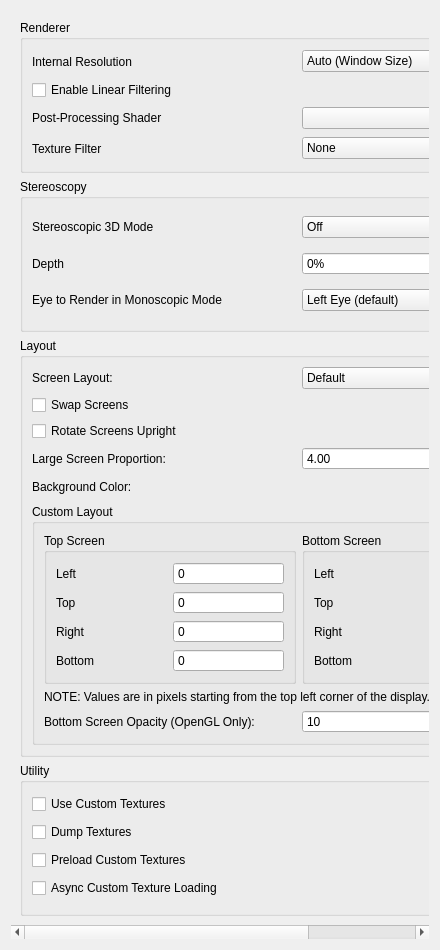
This is src/citra_qt/configuration/configure_enhancements.ui in rtiangha/bravely-offline-citra as Qt 5 draws it before an edit. The edited form follows.
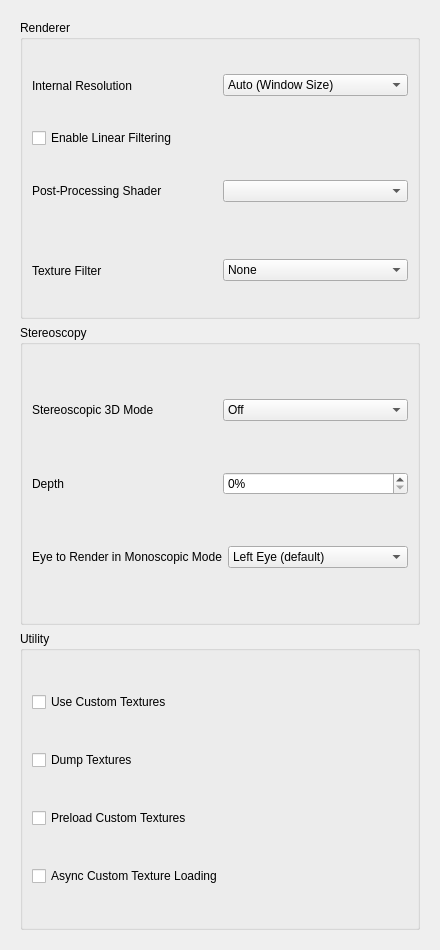
This is the edited form.

Commit message: citra_qt: Move Layout section to its own tab called Layout

The edit to the form file:
```diff
--- a/src/citra_qt/configuration/configure_enhancements.ui
+++ b/src/citra_qt/configuration/configure_enhancements.ui
@@ -335,375 +335,6 @@
          </layout>
         </widget>
        </item>
-       <item>
-        <widget class="QGroupBox" name="layout_group">
-         <property name="title">
-          <string>Layout</string>
-         </property>
-         <layout class="QVBoxLayout" name="verticalLayout_3">
-          <item>
-           <widget class="QWidget" name="widget_layout" native="true">
-            <layout class="QHBoxLayout" name="screen_layout_group">
-             <property name="leftMargin">
-              <number>0</number>
-             </property>
-             <property name="topMargin">
-              <number>0</number>
-             </property>
-             <property name="rightMargin">
-              <number>0</number>
-             </property>
-             <property name="bottomMargin">
-              <number>0</number>
-             </property>
-             <item>
-              <widget class="QLabel" name="layout_label">
-               <property name="text">
-                <string>Screen Layout:</string>
-               </property>
-              </widget>
-             </item>
-             <item>
-              <widget class="QComboBox" name="layout_combobox">
-               <item>
-                <property name="text">
-                 <string>Default</string>
-                </property>
-               </item>
-               <item>
-                <property name="text">
-                 <string>Single Screen</string>
-                </property>
-               </item>
-               <item>
-                <property name="text">
-                 <string>Large Screen</string>
-                </property>
-               </item>
-               <item>
-                <property name="text">
-                 <string>Side by Side</string>
-                </property>
-               </item>
-               <item>
-                <property name="text">
-                 <string>Separate Windows</string>
-                </property>
-               </item>
-               <item>
-                <property name="text">
-                 <string>Custom Layout</string>
-                </property>
-               </item>
-              </widget>
-             </item>
-            </layout>
-           </widget>
-          </item>
-          <item>
-           <widget class="QCheckBox" name="toggle_swap_screen">
-            <property name="text">
-             <string>Swap Screens</string>
-            </property>
-           </widget>
-          </item>
-          <item>
-           <widget class="QCheckBox" name="toggle_upright_screen">
-            <property name="text">
-             <string>Rotate Screens Upright</string>
-            </property>
-           </widget>
-          </item>
-          <item>
-           <widget class="QWidget" name="widget" native="true">
-            <layout class="QHBoxLayout" name="proportion_layout">
-             <property name="leftMargin">
-              <number>0</number>
-             </property>
-             <property name="topMargin">
-              <number>0</number>
-             </property>
-             <property name="rightMargin">
-              <number>0</number>
-             </property>
-             <property name="bottomMargin">
-              <number>0</number>
-             </property>
-             <item>
-              <widget class="QLabel" name="label_3">
-               <property name="text">
-                <string>Large Screen Proportion:</string>
-               </property>
-              </widget>
-             </item>
-             <item>
-              <widget class="QDoubleSpinBox" name="large_screen_proportion">
-               <property name="minimum">
-                <double>1.000000000000000</double>
-               </property>
-               <property name="maximum">
-                <double>16.000000000000000</double>
-               </property>
-               <property name="value">
-                <double>4.000000000000000</double>
-               </property>
-              </widget>
-             </item>
-            </layout>
-           </widget>
-          </item>
-          <item>
-           <widget class="QWidget" name="bg_color_group" native="true">
-            <layout class="QHBoxLayout" name="bg_color_group_2">
-             <property name="leftMargin">
-              <number>0</number>
-             </property>
-             <property name="topMargin">
-              <number>0</number>
-             </property>
-             <property name="rightMargin">
-              <number>0</number>
-             </property>
-             <property name="bottomMargin">
-              <number>0</number>
-             </property>
-             <item>
-              <widget class="QLabel" name="bg_label">
-               <property name="text">
-                <string>Background Color:</string>
-               </property>
-              </widget>
-             </item>
-             <item>
-              <widget class="QPushButton" name="bg_button">
-               <property name="maximumSize">
-                <size>
-                 <width>40</width>
-                 <height>16777215</height>
-                </size>
-               </property>
-              </widget>
-             </item>
-            </layout>
-           </widget>
-          </item>
-          <item>
-           <widget class="QGroupBox" name="custom_layout_group">
-            <property name="minimumSize">
-             <size>
-              <width>0</width>
-              <height>0</height>
-             </size>
-            </property>
-            <property name="title">
-             <string>Custom Layout</string>
-            </property>
-            <layout class="QVBoxLayout" name="verticalLayout_5">
-             <item>
-              <layout class="QHBoxLayout" name="horizontalLayout_7">
-               <item>
-                <widget class="QGroupBox" name="gb_top_screen">
-                 <property name="title">
-                  <string>Top Screen</string>
-                 </property>
-                 <layout class="QGridLayout" name="gridLayout_2">
-                  <item row="0" column="0">
-                   <widget class="QLabel" name="lb_top_left">
-                    <property name="text">
-                     <string>Left</string>
-                    </property>
-                   </widget>
-                  </item>
-                  <item row="0" column="1">
-                   <widget class="QSpinBox" name="custom_top_left">
-                    <property name="buttonSymbols">
-                     <enum>QAbstractSpinBox::NoButtons</enum>
-                    </property>
-                    <property name="maximum">
-                     <number>2147483647</number>
-                    </property>
-                   </widget>
-                  </item>
-                  <item row="1" column="0">
-                   <widget class="QLabel" name="lb_top_top">
-                    <property name="text">
-                     <string>Top</string>
-                    </property>
-                   </widget>
-                  </item>
-                  <item row="1" column="1">
-                   <widget class="QSpinBox" name="custom_top_top">
-                    <property name="buttonSymbols">
-                     <enum>QAbstractSpinBox::NoButtons</enum>
-                    </property>
-                    <property name="maximum">
-                     <number>2147483647</number>
-                    </property>
-                   </widget>
-                  </item>
-                  <item row="2" column="0">
-                   <widget class="QLabel" name="lb_top_right">
-                    <property name="text">
-                     <string>Right</string>
-                    </property>
-                   </widget>
-                  </item>
-                  <item row="2" column="1">
-                   <widget class="QSpinBox" name="custom_top_right">
-                    <property name="buttonSymbols">
-                     <enum>QAbstractSpinBox::NoButtons</enum>
-                    </property>
-                    <property name="maximum">
-                     <number>2147483647</number>
-                    </property>
-                   </widget>
-                  </item>
-                  <item row="3" column="0">
-                   <widget class="QLabel" name="lb_top_bottom">
-                    <property name="text">
-                     <string>Bottom</string>
-                    </property>
-                   </widget>
-                  </item>
-                  <item row="3" column="1">
-                   <widget class="QSpinBox" name="custom_top_bottom">
-                    <property name="buttonSymbols">
-                     <enum>QAbstractSpinBox::NoButtons</enum>
-                    </property>
-                    <property name="maximum">
-                     <number>2147483647</number>
-                    </property>
-                   </widget>
-                  </item>
-                 </layout>
-                </widget>
-               </item>
-               <item>
-                <widget class="QGroupBox" name="gb_bottom_screen">
-                 <property name="minimumSize">
-                  <size>
-                   <width>0</width>
-                   <height>0</height>
-                  </size>
-                 </property>
-                 <property name="title">
-                  <string>Bottom Screen</string>
-                 </property>
-                 <layout class="QGridLayout" name="gridLayout">
-                  <item row="0" column="0">
-                   <widget class="QLabel" name="lb_bottom_left">
-                    <property name="text">
-                     <string>Left</string>
-                    </property>
-                   </widget>
-                  </item>
-                  <item row="0" column="1">
-                   <widget class="QSpinBox" name="custom_bottom_left">
-                    <property name="buttonSymbols">
-                     <enum>QAbstractSpinBox::NoButtons</enum>
-                    </property>
-                    <property name="maximum">
-                     <number>2147483647</number>
-                    </property>
-                   </widget>
-                  </item>
-                  <item row="1" column="0">
-                   <widget class="QLabel" name="lb_bottom_top">
-                    <property name="text">
-                     <string>Top</string>
-                    </property>
-                   </widget>
-                  </item>
-                  <item row="1" column="1">
-                   <widget class="QSpinBox" name="custom_bottom_top">
-                    <property name="buttonSymbols">
-                     <enum>QAbstractSpinBox::NoButtons</enum>
-                    </property>
-                    <property name="maximum">
-                     <number>2147483647</number>
-                    </property>
-                   </widget>
-                  </item>
-                  <item row="2" column="0">
-                   <widget class="QLabel" name="lb_bottom_right">
-                    <property name="text">
-                     <string>Right</string>
-                    </property>
-                   </widget>
-                  </item>
-                  <item row="2" column="1">
-                   <widget class="QSpinBox" name="custom_bottom_right">
-                    <property name="buttonSymbols">
-                     <enum>QAbstractSpinBox::NoButtons</enum>
-                    </property>
-                    <property name="maximum">
-                     <number>2147483647</number>
-                    </property>
-                   </widget>
-                  </item>
-                  <item row="3" column="0">
-                   <widget class="QLabel" name="lb_bottom_bottom">
-                    <property name="text">
-                     <string>Bottom</string>
-                    </property>
-                   </widget>
-                  </item>
-                  <item row="3" column="1">
-                   <widget class="QSpinBox" name="custom_bottom_bottom">
-                    <property name="buttonSymbols">
-                     <enum>QAbstractSpinBox::NoButtons</enum>
-                    </property>
-                    <property name="maximum">
-                     <number>2147483647</number>
-                    </property>
-                   </widget>
-                  </item>
-                 </layout>
-                </widget>
-               </item>
-              </layout>
-             </item>
-             <item>
-              <layout class="QHBoxLayout" name="horizontalLayout_8">
-               <item>
-                <widget class="QLabel" name="label_2">
-                 <property name="text">
-                  <string>&lt;html&gt;&lt;head/&gt;&lt;body&gt;&lt;p&gt;NOTE: Values are in pixels starting from the top left corner of the display. Positive numbers only.&lt;/p&gt;&lt;/body&gt;&lt;/html&gt;</string>
-                 </property>
-                </widget>
-               </item>
-              </layout>
-             </item>
-             <item>
-              <layout class="QHBoxLayout" name="horizontalLayout_9">
-               <item>
-                <widget class="QLabel" name="lb_opacity_second_layer">
-                 <property name="text">
-                  <string>Bottom Screen Opacity (OpenGL Only):</string>
-                 </property>
-                </widget>
-               </item>
-               <item>
-                <widget class="QSpinBox" name="custom_second_layer_opacity">
-                 <property name="buttonSymbols">
-                  <enum>QAbstractSpinBox::PlusMinus</enum>
-                 </property>
-                 <property name="minimum">
-                  <number>10</number>
-                 </property>
-                 <property name="maximum">
-                  <number>100</number>
-                 </property>
-                </widget>
-               </item>
-              </layout>
-             </item>
-            </layout>
-           </widget>
-          </item>
-         </layout>
-        </widget>
-       </item>
        <item>
         <widget class="QGroupBox" name="utilityBox">
          <property name="title">
```
Left out of the diff: 5 changed lines with no effect on the pictures. The commit also changes 7 other files.
